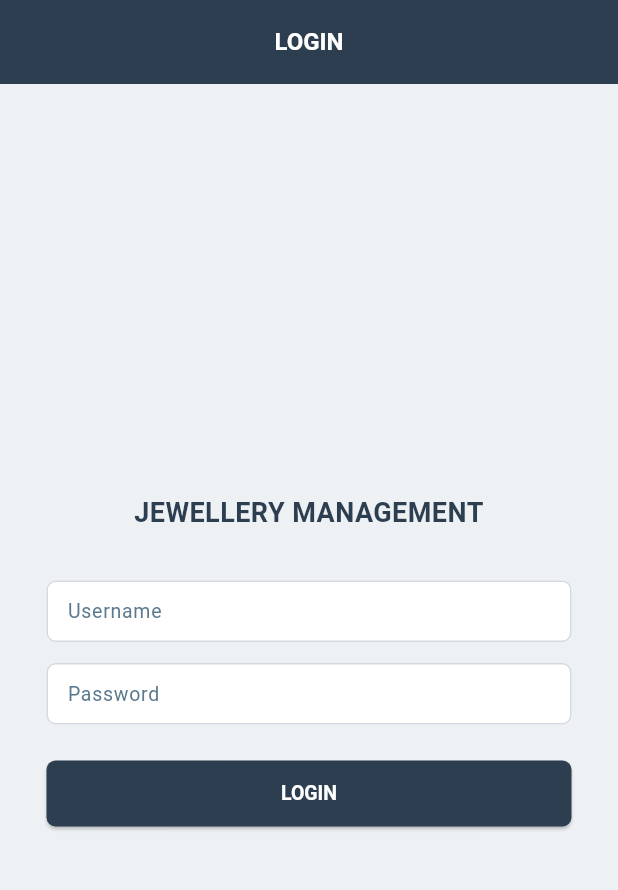
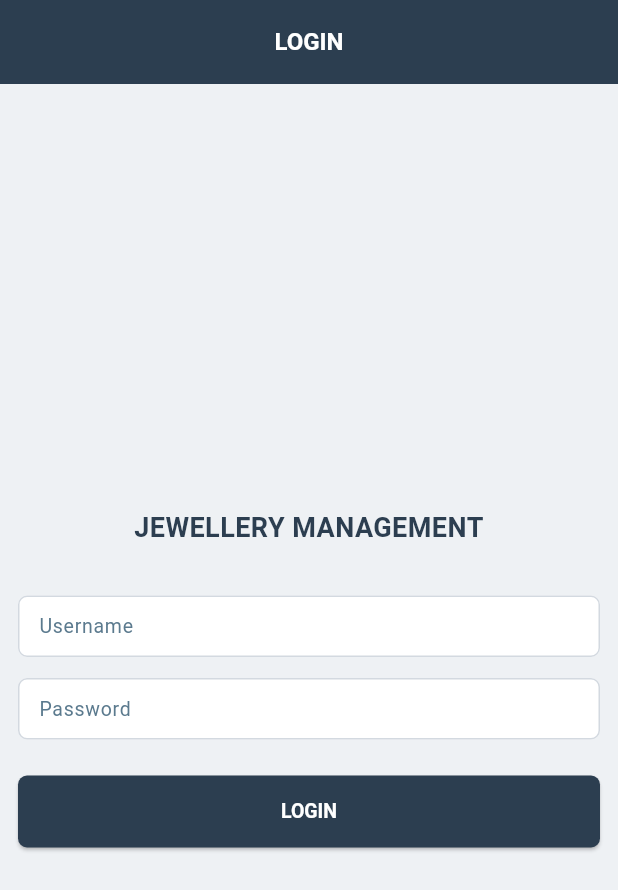
Before and after one commit to Vigneshwari116/goldrate, a Flutter app: the screen it shows after launch, on a phone screen of 412 x 824 dp. Shown: the top 890 px of the screen. Run offline on Flutter 3.47's test engine with Material 3 defaults, Android fonts, the phone set to English and light mode, and no system bars; our stand-ins replace pdf, share_plus, sqflite, sqflite_common_ffi; accounts and stored records are empty.

Commit message:
Improve mobile phone layout and safe-area padding
- Constrain login form to screen width with SafeArea and scroll
- Respect system text scaling with sensible clamp bounds
- Add web viewport meta for mobile browsers
- Use screen padding that accounts for display cutouts
- Stack bill header on very narrow widths; larger manage list taps

Co-authored-by: Vigneshwari116 <Vigneshwari116@users.noreply.github.com>

```diff
--- a/lib/main.dart
+++ b/lib/main.dart
@@ -27,9 +27,15 @@ class JewelleryApp extends StatelessWidget {
       theme: AppTheme.theme,
       home: const LoginScreen(),
       builder: (context, child) {
+        final mq = MediaQuery.of(context);
         return MediaQuery(
-          data: MediaQuery.of(context).copyWith(
-            textScaler: TextScaler.noScaling,
+          data: mq.copyWith(
+            // Respect system font size on phones, but avoid broken layouts
+            // when accessibility text is extremely large.
+            textScaler: mq.textScaler.clamp(
+              minScaleFactor: 0.85,
+              maxScaleFactor: 1.3,
+            ),
           ),
           child: child!,
         );
--- a/lib/screens/customer_master_screen.dart
+++ b/lib/screens/customer_master_screen.dart
@@ -713,7 +713,7 @@ class _CustomerMasterScreenState extends State<CustomerMasterScreen> {
       body: _loading
           ? const Center(child: CircularProgressIndicator())
           : SingleChildScrollView(
-        padding: const EdgeInsets.all(12),
+        padding: Responsive.screenPadding(context),
         child: SplitLayout(
           primaryWidth: 380,
           primary: _buildFormCard(),
--- a/lib/screens/login_screen.dart
+++ b/lib/screens/login_screen.dart
@@ -1,6 +1,7 @@
 import 'package:flutter/material.dart';
 import '../database/database_helper.dart';
 import '../theme/app_theme.dart';
+import '../theme/responsive.dart';
 import 'home_screen.dart';
 
 class LoginScreen extends StatefulWidget {
@@ -62,16 +63,23 @@ class _LoginScreenState extends State<LoginScreen> {
 
   @override
   Widget build(BuildContext context) {
+    final maxWidth = Responsive.formMaxWidth(context);
+
     return Scaffold(
       backgroundColor: AppColors.background,
       appBar: AppBar(
         title: const Text("LOGIN"),
       ),
-      body: Padding(
-        padding: const EdgeInsets.all(20),
+      body: SafeArea(
+        child: LayoutBuilder(
+          builder: (context, constraints) {
+            return SingleChildScrollView(
+              padding: Responsive.screenPadding(context),
+              child: ConstrainedBox(
+                constraints: BoxConstraints(minHeight: constraints.maxHeight),
                 child: Center(
-          child: SizedBox(
-            width: 350,
+                  child: ConstrainedBox(
+                    constraints: BoxConstraints(maxWidth: maxWidth),
                     child: Column(
                       mainAxisAlignment: MainAxisAlignment.center,
                       children: [
@@ -89,6 +97,7 @@ class _LoginScreenState extends State<LoginScreen> {
                         TextField(
                           controller: usernameController,
                           style: const TextStyle(fontSize: 14),
+                          textInputAction: TextInputAction.next,
                           decoration: const InputDecoration(
                             labelText: "Username",
                           ),
@@ -98,6 +107,7 @@ class _LoginScreenState extends State<LoginScreen> {
                           controller: passwordController,
                           obscureText: true,
                           style: const TextStyle(fontSize: 14),
+                          textInputAction: TextInputAction.done,
                           decoration: const InputDecoration(
                             labelText: "Password",
                           ),
@@ -106,7 +116,7 @@ class _LoginScreenState extends State<LoginScreen> {
                         const SizedBox(height: 24),
                         SizedBox(
                           width: double.infinity,
-                  height: 44,
+                          height: 48,
                           child: ElevatedButton(
                             onPressed: isLoading ? null : login,
                             child: isLoading
@@ -127,5 +137,9 @@ class _LoginScreenState extends State<LoginScreen> {
                 ),
               ),
             );
+          },
+        ),
+      ),
+    );
   }
 }
--- a/lib/screens/opening_weight_screen.dart
+++ b/lib/screens/opening_weight_screen.dart
@@ -167,7 +167,7 @@ class _OpeningWeightScreenState extends State<OpeningWeightScreen> {
       body: _loading
           ? const Center(child: CircularProgressIndicator())
           : SingleChildScrollView(
-        padding: const EdgeInsets.all(12),
+        padding: Responsive.screenPadding(context),
         child: CenteredMaxWidth(
           child: Column(
             crossAxisAlignment: CrossAxisAlignment.stretch,
--- a/lib/screens/supplier_master_screen.dart
+++ b/lib/screens/supplier_master_screen.dart
@@ -685,7 +685,7 @@ class _SupplierMasterScreenState extends State<SupplierMasterScreen> {
       body: _loading
           ? const Center(child: CircularProgressIndicator())
           : SingleChildScrollView(
-        padding: const EdgeInsets.all(12),
+        padding: Responsive.screenPadding(context),
         child: SplitLayout(
           primaryWidth: 380,
           primary: _buildFormCard(),
--- a/lib/theme/responsive.dart
+++ b/lib/theme/responsive.dart
@@ -16,8 +16,36 @@ class Responsive {
   /// At or above: desktop behavior (side-by-side panels).
   static const double breakpoint = 900;
 
+  /// Very narrow phones (e.g. 320px logical width) need tighter stacking.
+  static const double compactBreakpoint = 360;
+
+  static const double minScreenPadding = 12;
+
   static bool isWide(BuildContext context) =>
-      MediaQuery.of(context).size.width >= breakpoint;
+      MediaQuery.sizeOf(context).width >= breakpoint;
+
+  static bool isCompact(BuildContext context) =>
+      MediaQuery.sizeOf(context).width < compactBreakpoint;
+
+  /// Horizontal padding that respects display cutouts / system insets.
+  static EdgeInsets screenPadding(BuildContext context) {
+    final inset = MediaQuery.paddingOf(context);
+    return EdgeInsets.fromLTRB(
+      inset.left + minScreenPadding,
+      minScreenPadding,
+      inset.right + minScreenPadding,
+      minScreenPadding,
+    );
+  }
+
+  /// Max width for login / narrow forms — never wider than the screen.
+  static double formMaxWidth(BuildContext context, {double cap = 400}) {
+    final width = MediaQuery.sizeOf(context).width;
+    final horizontal = screenPadding(context).horizontal;
+    final available = width - horizontal;
+    if (available <= 0) return cap;
+    return available < cap ? available : cap;
+  }
 }
 
 /// Puts `primary` (usually the entry form / main actions) and
```
Also changed, not shown: lib/screens/home_screen.dart (+4 -4 lines), lib/screens/transaction_screen.dart (+30 -1 lines), 1 other file. Lines whose indentation alone changed are shown as unchanged.
